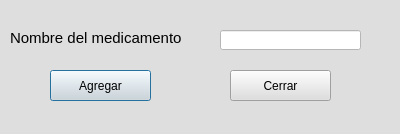
Old version of the form addME.ui in the repository DianaCarina/Pastillero.
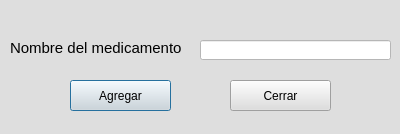
New version of the form.

Commit message: Se agregaron nuevas funcionalidades al momento de rellenar el combobox

The edit to the form file:
```diff
--- a/addME.ui
+++ b/addME.ui
@@ -20,7 +20,7 @@
    <property name="geometry">
     <rect>
      <x>10</x>
-     <y>30</y>
+     <y>40</y>
      <width>211</width>
      <height>16</height>
     </rect>
@@ -37,9 +37,9 @@
   <widget class="QLineEdit" name="lEdit_Medicamento">
    <property name="geometry">
     <rect>
-     <x>220</x>
-     <y>30</y>
-     <width>141</width>
+     <x>200</x>
+     <y>40</y>
+     <width>191</width>
      <height>20</height>
     </rect>
    </property>
@@ -61,8 +61,8 @@
   <widget class="QPushButton" name="btn_aggMedicament">
    <property name="geometry">
     <rect>
-     <x>50</x>
-     <y>70</y>
+     <x>70</x>
+     <y>80</y>
      <width>101</width>
      <height>31</height>
     </rect>
@@ -75,7 +75,7 @@
    <property name="geometry">
     <rect>
      <x>230</x>
-     <y>70</y>
+     <y>80</y>
      <width>101</width>
      <height>31</height>
     </rect>
@@ -87,19 +87,22 @@
   <widget class="QLabel" name="lbl_medAggSucces">
    <property name="geometry">
     <rect>
-     <x>80</x>
-     <y>110</y>
-     <width>261</width>
-     <height>16</height>
+     <x>20</x>
+     <y>10</y>
+     <width>361</width>
+     <height>20</height>
     </rect>
    </property>
    <property name="font">
     <font>
-     <pointsize>11</pointsize>
+     <pointsize>9</pointsize>
     </font>
    </property>
    <property name="text">
-    <string/>
+    <string> </string>
+   </property>
+   <property name="alignment">
+    <set>Qt::AlignCenter</set>
    </property>
   </widget>
  </widget>
```
Left out of the diff: 2 changed lines with no effect on the pictures. The commit also changes 7 other files.
